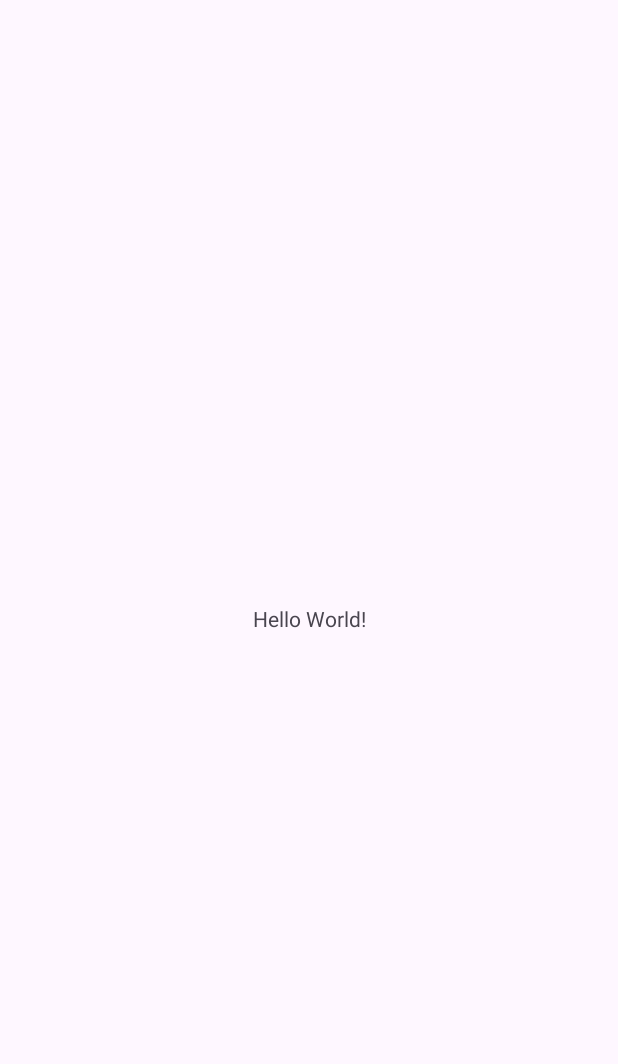
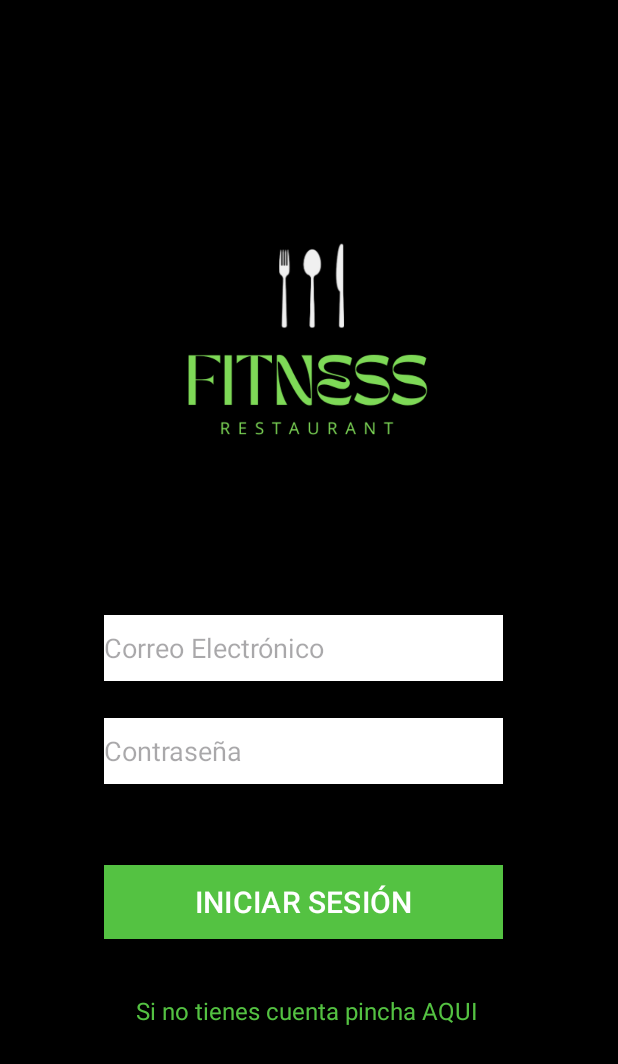
Before and after one commit to JdanielRo/Reto1, an Android app: the screen it shows after launch (LogInActivity before the commit, Login after it), on a phone screen of 412 x 824 dp. Before the commit the part shown is almost empty. Shown: the top 1064 px of the screen. Run offline under Robolectric (Android 15) with nearby library versions, the phone set to English and light mode, and no system bars.

Commit message:
Login DIseño

```diff
--- a/app/src/main/AndroidManifest.xml
+++ b/app/src/main/AndroidManifest.xml
@@ -13,7 +13,7 @@
         android:theme="@style/Theme.Reto1"
         tools:targetApi="31">
         <activity
-            android:name=".LogInActivity"
+            android:name=".Login"
             android:exported="true">
             <intent-filter>
                 <action android:name="android.intent.action.MAIN" />
--- a/app/src/main/java/com/txurdinaga/reto1/LogInActivity.kt
+++ b/app/src/main/java/com/txurdinaga/reto1/Login.kt
@@ -3,10 +3,10 @@ package com.txurdinaga.reto1
 import androidx.appcompat.app.AppCompatActivity
 import android.os.Bundle
 
-class LogInActivity : AppCompatActivity() {
+class Login : AppCompatActivity() {
     override fun onCreate(savedInstanceState: Bundle?) {
         super.onCreate(savedInstanceState)
-        setContentView(R.layout.activity_login)
+        setContentView(R.layout.login)
 
     }
 }
--- a/app/src/main/res/layout/activity_login.xml
+++ /dev/null
@@ -1,18 +0,0 @@
-<?xml version="1.0" encoding="utf-8"?>
-<androidx.constraintlayout.widget.ConstraintLayout xmlns:android="http://schemas.android.com/apk/res/android"
-    xmlns:app="http://schemas.android.com/apk/res-auto"
-    xmlns:tools="http://schemas.android.com/tools"
-    android:layout_width="match_parent"
-    android:layout_height="match_parent"
-    tools:context=".LogInActivity">
-
-    <TextView
-        android:layout_width="wrap_content"
-        android:layout_height="wrap_content"
-        android:text="Hello World!"
-        app:layout_constraintBottom_toBottomOf="parent"
-        app:layout_constraintEnd_toEndOf="parent"
-        app:layout_constraintStart_toStartOf="parent"
-        app:layout_constraintTop_toTopOf="parent" />
-
-</androidx.constraintlayout.widget.ConstraintLayout>
--- /dev/null
+++ b/app/src/main/res/layout/login.xml
@@ -0,0 +1,82 @@
+<?xml version="1.0" encoding="utf-8"?>
+<androidx.constraintlayout.widget.ConstraintLayout xmlns:android="http://schemas.android.com/apk/res/android"
+    xmlns:app="http://schemas.android.com/apk/res-auto"
+    xmlns:tools="http://schemas.android.com/tools"
+    android:layout_width="match_parent"
+    android:layout_height="match_parent"
+    android:background="@color/black"
+    tools:context=".Login">
+
+    <ImageView
+        android:id="@+id/imageView"
+        android:layout_width="270dp"
+        android:layout_height="245dp"
+        app:layout_constraintBottom_toBottomOf="parent"
+        app:layout_constraintEnd_toEndOf="parent"
+        app:layout_constraintHorizontal_bias="0.489"
+        app:layout_constraintStart_toStartOf="parent"
+        app:layout_constraintTop_toTopOf="parent"
+        app:layout_constraintVertical_bias="0.183"
+        app:srcCompat="@drawable/logo" />
+
+    <EditText
+        android:id="@+id/editTextTextEmailAddress"
+        android:layout_width="266dp"
+        android:layout_height="44dp"
+        android:background="@color/white"
+        android:ems="10"
+        android:hint="Correo Electrónico"
+        android:inputType="textEmailAddress"
+        app:layout_constraintBottom_toBottomOf="parent"
+        app:layout_constraintEnd_toEndOf="parent"
+        app:layout_constraintHorizontal_bias="0.475"
+        app:layout_constraintStart_toStartOf="parent"
+        app:layout_constraintTop_toTopOf="parent"
+        app:layout_constraintVertical_bias="0.526" />
+
+    <EditText
+        android:id="@+id/editTextTextPassword"
+        android:layout_width="266dp"
+        android:layout_height="44dp"
+        android:background="@color/white"
+        android:ems="10"
+        android:hint="Contraseña"
+        android:inputType="textPassword"
+        app:layout_constraintBottom_toBottomOf="parent"
+        app:layout_constraintEnd_toEndOf="parent"
+        app:layout_constraintHorizontal_bias="0.475"
+        app:layout_constraintStart_toStartOf="parent"
+        app:layout_constraintTop_toTopOf="parent"
+        app:layout_constraintVertical_bias="0.614" />
+
+    <Button
+        android:id="@+id/inicio"
+        android:layout_width="266dp"
+        android:layout_height="57dp"
+        android:backgroundTint="@color/light_green"
+        android:text="INICIAR SESIÓN"
+        android:textSize="20dp"
+        app:cornerRadius="0dp"
+        app:layout_constraintBottom_toBottomOf="parent"
+        app:layout_constraintEnd_toEndOf="parent"
+        app:layout_constraintHorizontal_bias="0.475"
+        app:layout_constraintStart_toStartOf="parent"
+        app:layout_constraintTop_toTopOf="parent"
+        app:layout_constraintVertical_bias="0.747" />
+
+    <TextView
+        android:id="@+id/textView"
+        android:layout_width="270dp"
+        android:layout_height="44dp"
+        android:gravity="center"
+        android:text="Si no tienes cuenta pincha AQUI"
+        android:textColor="@color/light_green"
+        android:textSize="16sp"
+        app:layout_constraintBottom_toBottomOf="parent"
+        app:layout_constraintEnd_toEndOf="parent"
+        app:layout_constraintHorizontal_bias="0.489"
+        app:layout_constraintStart_toStartOf="parent"
+        app:layout_constraintTop_toTopOf="parent"
+        app:layout_constraintVertical_bias="0.836" />
+
+</androidx.constraintlayout.widget.ConstraintLayout>
--- a/app/src/main/res/values/colors.xml
+++ b/app/src/main/res/values/colors.xml
@@ -2,4 +2,5 @@
 <resources>
     <color name="black">#FF000000</color>
     <color name="white">#FFFFFFFF</color>
+    <color name="light_green">#54C242</color>
 </resources>
```
Also changed, not shown: app/src/main/res/drawable/logo.png (added).
